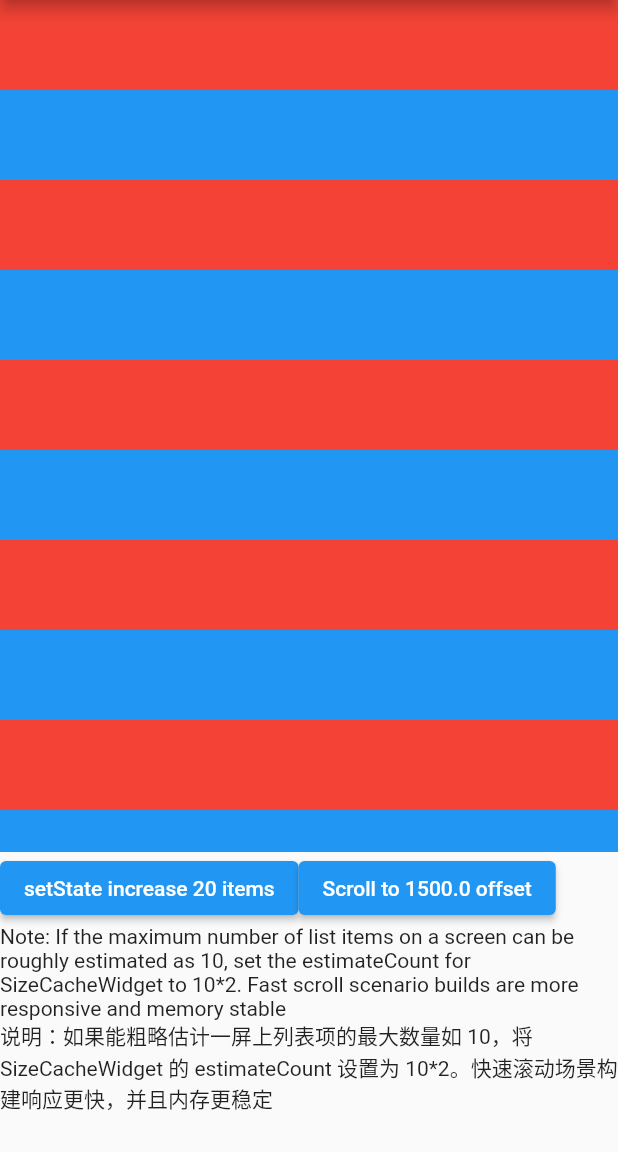
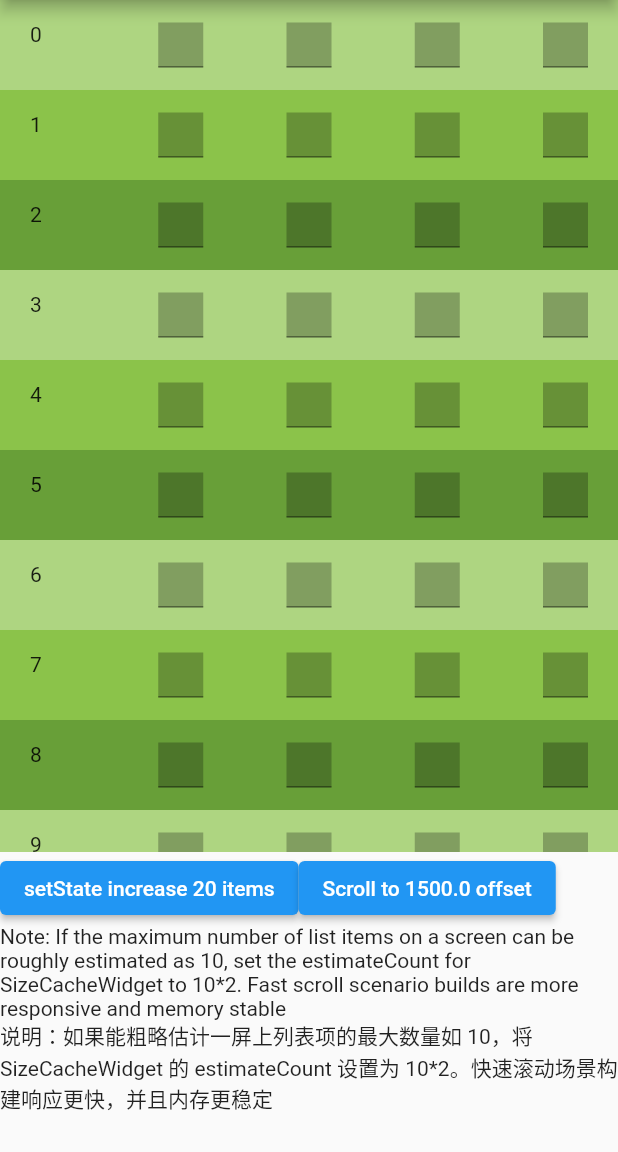
Before and after one commit to LianjiaTech/keframe, a Flutter app: the ComplexListOptExample4 screen opened directly, after a tap on "setState increase 20 items", on a phone screen of 412 x 824 dp, the part 84-1236 px from its top. Run offline on Flutter 3.47's test engine with Material 2 defaults, Android fonts, the phone set to English and light mode, and no system bars; missing offline and left inert: fps_monitor.

Commit message:
* add the `builder` to create a widget when it's need and the `child` is Deprecated.

```diff
--- a/lib/src/frame_separate_widget.dart
+++ b/lib/src/frame_separate_widget.dart
@@ -15,16 +15,44 @@ class FrameSeparateWidget extends StatefulWidget {
     Key? key,
     this.index,
     this.placeHolder,
-    required this.builder,
+    @Deprecated(
+      'Migrate to builder. '
+      'This feature was deprecated after 3.0.1',
+    )
+        required this.child,
+    this.builder,
   }) : super(key: key);
 
-  final WidgetBuilder builder;
+  factory FrameSeparateWidget.builder({
+    Key? key,
+    int? index,
+    Widget? placeHolder,
+    required WidgetBuilder builder,
+  }) =>
+      FrameSeparateWidget(
+        index: index,
+        key: key,
+        placeHolder: placeHolder,
+        builder: builder,
+        child: const SizedBox.shrink(),
+      );
+
+  /// The widget below this widget in the tree.
+  @Deprecated(
+    'Migrate to builder. '
+    'This feature was deprecated after 3.0.1',
+  )
+  final Widget child;
 
   /// The placeholder widget sets components that are as close to the actual widget as possible
   final Widget? placeHolder;
 
   /// Identifies its own ID, used in a scenario where size information is stored
   final int? index;
+
+  /// Signature for a function that creates a widget.
+  /// The builder has a higher priority, prioritize using builder before child.
+  final WidgetBuilder? builder;
 
   @override
   FrameSeparateWidgetState createState() => FrameSeparateWidgetState();
@@ -70,10 +98,11 @@ class FrameSeparateWidgetState extends State<FrameSeparateWidget> {
   void transformWidget() {
     SchedulerBinding.instance.addPostFrameCallback((Duration t) {
       FrameSeparateTaskQueue.instance!.scheduleTask(() {
-        if (mounted)
+        if (mounted) {
           setState(() {
-            result = widget.builder(context);
+            result = widget.builder?.call(context) ?? widget.child;
           });
+        }
       }, Priority.animation, () => !mounted, id: widget.index);
     });
   }
--- a/pubspec.yaml
+++ b/pubspec.yaml
@@ -1,6 +1,6 @@
 name: keframe
 description: Helps you improve the fluency of Flutter's app for any scenario
-version: 3.0.0
+version: 3.0.1
 homepage: https://github.com/LianjiaTech/keframe
 
 environment:
```
Also changed, not shown: 1 other file.
